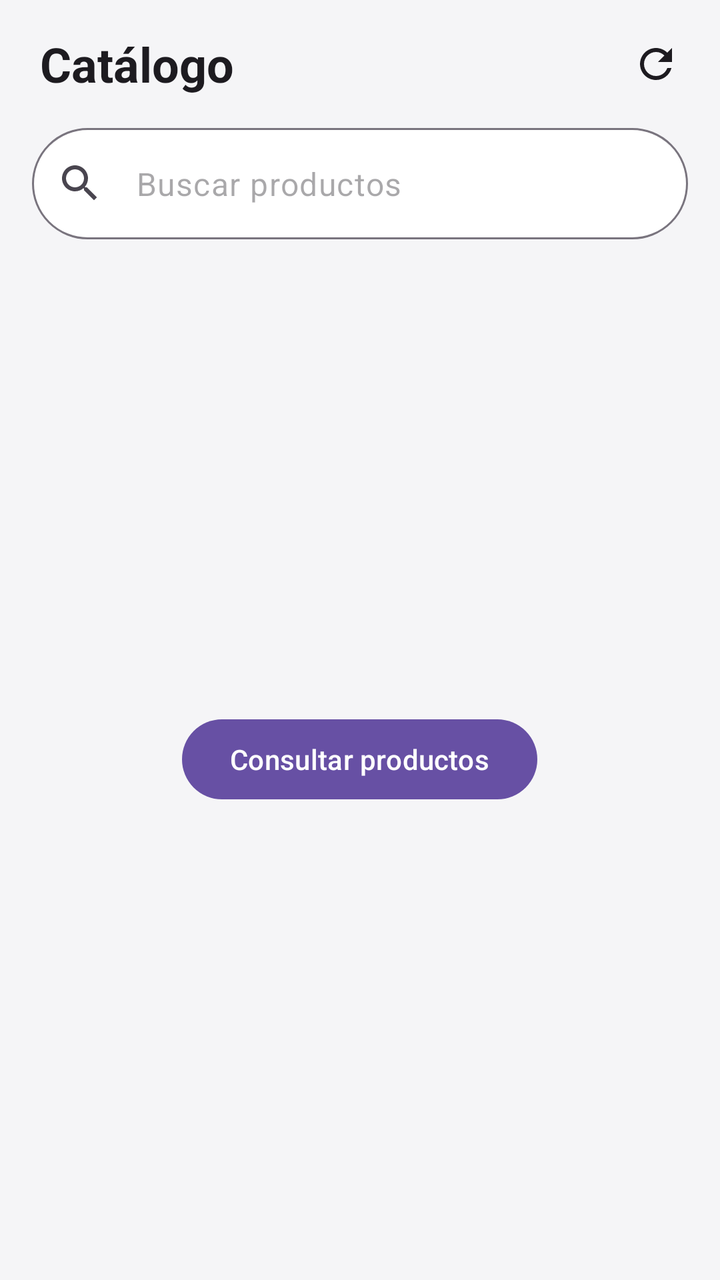
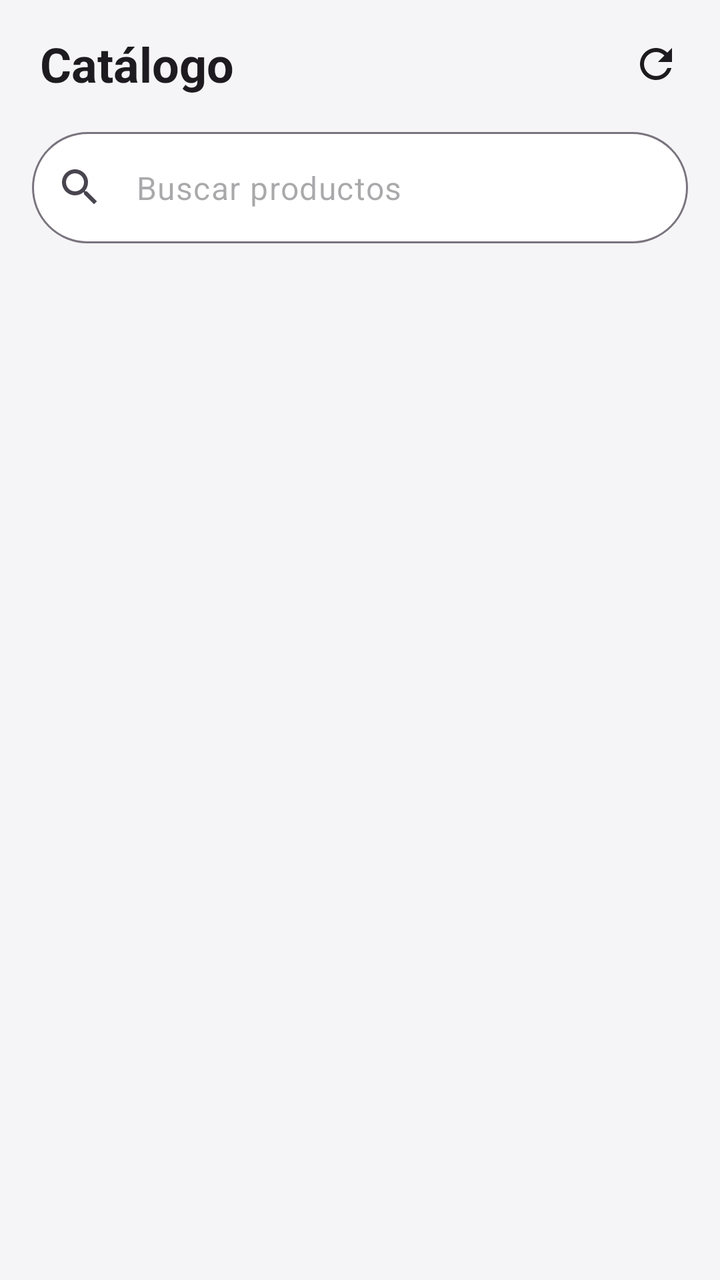

Two renders of the same Android screen: before a commit and after it. Below are the layout's source before the change and the commit's diff.
<!-- AndroidManifest.xml: application theme Theme.Examen03_DYVR -->
<!-- res/layout/activity_main.xml -->
<?xml version="1.0" encoding="utf-8"?>
<LinearLayout xmlns:android="http://schemas.android.com/apk/res/android"
    xmlns:app="http://schemas.android.com/apk/res-auto"
    xmlns:tools="http://schemas.android.com/tools"
    android:id="@+id/main"
    android:layout_width="match_parent"
    android:layout_height="match_parent"
    android:background="@color/fondo"
    android:orientation="vertical"
    tools:context=".MainActivity">

    
    <LinearLayout
        android:layout_width="match_parent"
        android:layout_height="64dp"
        android:gravity="center_vertical"
        android:paddingStart="20dp"
        android:paddingEnd="8dp">

        <TextView
            android:layout_width="0dp"
            android:layout_height="wrap_content"
            android:layout_weight="1"
            android:text="@string/catalogo"
            android:textAppearance="?attr/textAppearanceHeadlineSmall"
            android:textStyle="bold" />

        <ImageButton
            android:id="@+id/btnActualizar"
            android:layout_width="48dp"
            android:layout_height="48dp"
            android:background="?attr/selectableItemBackgroundBorderless"
            android:contentDescription="@string/actualizar"
            android:src="@drawable/ic_refresh"
            app:tint="?attr/colorOnSurface" />
    </LinearLayout>

    <com.google.android.material.textfield.TextInputLayout
        style="@style/Widget.Material3.TextInputLayout.OutlinedBox"
        android:layout_width="match_parent"
        android:layout_height="wrap_content"
        android:layout_marginHorizontal="16dp"
        android:hint="@string/buscar"
        app:boxBackgroundColor="@color/superficie"
        app:boxCornerRadiusBottomEnd="28dp"
        app:boxCornerRadiusBottomStart="28dp"
        app:boxCornerRadiusTopEnd="28dp"
        app:boxCornerRadiusTopStart="28dp"
        app:endIconMode="clear_text"
        app:hintEnabled="false"
        app:startIconDrawable="@drawable/ic_search">

        <com.google.android.material.textfield.TextInputEditText
            android:id="@+id/etBuscar"
            android:layout_width="match_parent"
            android:layout_height="wrap_content"
            android:hint="@string/buscar"
            android:imeOptions="actionSearch"
            android:inputType="text" />
    </com.google.android.material.textfield.TextInputLayout>

    <HorizontalScrollView
        android:layout_width="match_parent"
        android:layout_height="wrap_content"
        android:clipToPadding="false"
        android:paddingHorizontal="16dp"
        android:scrollbars="none">

        <com.google.android.material.chip.ChipGroup
            android:id="@+id/chipGroup"
            android:layout_width="wrap_content"
            android:layout_height="wrap_content"
            app:selectionRequired="true"
            app:singleLine="true"
            app:singleSelection="true" />
    </HorizontalScrollView>

    <FrameLayout
        android:layout_width="match_parent"
        android:layout_height="0dp"
        android:layout_weight="1">

        <androidx.recyclerview.widget.RecyclerView
            android:id="@+id/rvProductos"
            android:layout_width="match_parent"
            android:layout_height="match_parent"
            android:clipToPadding="false"
            android:paddingHorizontal="16dp"
            android:paddingTop="4dp"
            android:paddingBottom="16dp" />

        
        <Button
            android:id="@+id/btnConsultar"
            android:layout_width="wrap_content"
            android:layout_height="wrap_content"
            android:layout_gravity="center"
            android:text="@string/consultar" />

        <TextView
            android:id="@+id/tvSinResultados"
            android:layout_width="wrap_content"
            android:layout_height="wrap_content"
            android:layout_gravity="center"
            android:text="@string/sin_resultados"
            android:textColor="?attr/colorOnSurfaceVariant"
            android:visibility="gone" />

        <com.google.android.material.progressindicator.CircularProgressIndicator
            android:id="@+id/progressBar"
            android:layout_width="wrap_content"
            android:layout_height="wrap_content"
            android:layout_gravity="center"
            android:indeterminate="true"
            android:visibility="gone" />
    </FrameLayout>
</LinearLayout>
<!-- resources referenced by this layout -->
<resources>
  <color name="fondo">#F5F5F7</color>
  <color name="superficie">#FFFFFF</color>
  <!-- drawable ic_refresh (drawable) -->
  <vector xmlns:android="http://schemas.android.com/apk/res/android"
      android:width="24dp"
      android:height="24dp"
      android:viewportWidth="24"
      android:viewportHeight="24">
      <path
          android:fillColor="@android:color/white"
          android:pathData="M17.65,6.35C16.2,4.9 14.21,4 12,4c-4.42,0 -7.99,3.58 -7.99,8s3.57,8 7.99,8c3.73,0 6.84,-2.55 7.73,-6h-2.08c-0.82,2.33 -3.04,4 -5.65,4 -3.31,0 -6,-2.69 -6,-6s2.69,-6 6,-6c1.66,0 3.14,0.69 4.22,1.78L13,11h7V4l-2.35,2.35z" />
  </vector>
  <!-- drawable ic_search (drawable) -->
  <vector xmlns:android="http://schemas.android.com/apk/res/android"
      android:width="24dp"
      android:height="24dp"
      android:viewportWidth="24"
      android:viewportHeight="24">
      <path
          android:fillColor="@android:color/white"
          android:pathData="M15.5,14h-0.79l-0.28,-0.27C15.41,12.59 16,11.11 16,9.5 16,5.91 13.09,3 9.5,3S3,5.91 3,9.5 5.91,16 9.5,16c1.61,0 3.09,-0.59 4.23,-1.57l0.27,0.28v0.79l5,4.99L20.49,19l-4.99,-5zM9.5,14C7.01,14 5,11.99 5,9.5S7.01,5 9.5,5 14,7.01 14,9.5 11.99,14 9.5,14z" />
  </vector>
  <string name="actualizar">Actualizar</string>
  <string name="buscar">Buscar productos</string>
  <string name="catalogo">Catálogo</string>
  <string name="consultar">Consultar productos</string>
  <string name="sin_resultados">Sin resultados</string>
  <style name="Theme.Examen03_DYVR" parent="Base.Theme.Examen03_DYVR" />
  <style name="Base.Theme.Examen03_DYVR" parent="Theme.Material3.DayNight.NoActionBar">
          
          
      </style>
</resources>

<!-- the commit's change to res/layout/activity_main.xml (unified diff, before → after) -->
@@ -35,12 +35,35 @@
             app:tint="?attr/colorOnSurface" />
     </LinearLayout>
 
+    
+    <com.google.android.material.progressindicator.LinearProgressIndicator
+        android:id="@+id/progressBar"
+        android:layout_width="match_parent"
+        android:layout_height="wrap_content"
+        android:indeterminate="true"
+        android:visibility="invisible"
+        app:trackThickness="2dp" />
+
+    <androidx.coordinatorlayout.widget.CoordinatorLayout
+        android:layout_width="match_parent"
+        android:layout_height="0dp"
+        android:layout_weight="1">
+
+    <com.google.android.material.appbar.AppBarLayout
+        android:layout_width="match_parent"
+        android:layout_height="wrap_content"
+        android:background="@color/fondo"
+        app:elevation="0dp"
+        app:liftOnScroll="false">
+
+    
     <com.google.android.material.textfield.TextInputLayout
         style="@style/Widget.Material3.TextInputLayout.OutlinedBox"
         android:layout_width="match_parent"
         android:layout_height="wrap_content"
         android:layout_marginHorizontal="16dp"
-        android:hint="@string/buscar"
+        android:layout_marginBottom="8dp"
+        app:layout_scrollFlags="scroll|enterAlways|snap"
         app:boxBackgroundColor="@color/superficie"
         app:boxCornerRadiusBottomEnd="28dp"
         app:boxCornerRadiusBottomStart="28dp"
@@ -74,11 +97,12 @@
             app:singleLine="true"
             app:singleSelection="true" />
     </HorizontalScrollView>
+    </com.google.android.material.appbar.AppBarLayout>
 
     <FrameLayout
         android:layout_width="match_parent"
-        android:layout_height="0dp"
-        android:layout_weight="1">
+        android:layout_height="match_parent"
+        app:layout_behavior="@string/appbar_scrolling_view_behavior">
 
         <androidx.recyclerview.widget.RecyclerView
             android:id="@+id/rvProductos"
@@ -90,28 +114,97 @@
             android:paddingBottom="16dp" />
 
         
-        <Button
-            android:id="@+id/btnConsultar"
+        <LinearLayout
+            android:id="@+id/skeleton"
+            android:layout_width="match_parent"
+            android:layout_height="match_parent"
+            android:orientation="vertical"
+            android:paddingHorizontal="16dp"
+            android:paddingTop="4dp"
+            android:visibility="gone">
+
+            <include layout="@layout/item_skeleton" />
+
+            <include layout="@layout/item_skeleton" />
+
+            <include layout="@layout/item_skeleton" />
+
+            <include layout="@layout/item_skeleton" />
+
+            <include layout="@layout/item_skeleton" />
+        </LinearLayout>
+
+        <TextView
+            android:id="@+id/tvMensaje"
             android:layout_width="wrap_content"
             android:layout_height="wrap_content"
             android:layout_gravity="center"
-            android:text="@string/consultar" />
-
-        <TextView
-            android:id="@+id/tvSinResultados"
-            android:layout_width="wrap_content"
-            android:layout_height="wrap_content"
-            android:layout_gravity="center"
-            android:text="@string/sin_resultados"
+            android:gravity="center"
+            android:padding="24dp"
             android:textColor="?attr/colorOnSurfaceVariant"
             android:visibility="gone" />
-
-        <com.google.android.material.progressindicator.CircularProgressIndicator
-            android:id="@+id/progressBar"
-            android:layout_width="wrap_content"
-            android:layout_height="wrap_content"
-            android:layout_gravity="center"
-            android:indeterminate="true"
-            android:visibility="gone" />
     </FrameLayout>
+    </androidx.coordinatorlayout.widget.CoordinatorLayout>
 </LinearLayout>
+<!-- res/layout/item_skeleton.xml (included above) -->
+<?xml version="1.0" encoding="utf-8"?>
+<com.google.android.material.card.MaterialCardView xmlns:android="http://schemas.android.com/apk/res/android"
+    xmlns:app="http://schemas.android.com/apk/res-auto"
+    style="@style/Widget.Material3.CardView.Elevated"
+    android:layout_width="match_parent"
+    android:layout_height="wrap_content"
+    android:layout_marginBottom="12dp"
+    app:cardBackgroundColor="@color/superficie"
+    app:cardCornerRadius="16dp"
+    app:cardElevation="2dp">
+
+    <LinearLayout
+        android:layout_width="match_parent"
+        android:layout_height="wrap_content"
+        android:padding="12dp">
+
+        <View
+            android:layout_width="96dp"
+            android:layout_height="96dp"
+            android:background="@drawable/bg_skeleton" />
+
+        <LinearLayout
+            android:layout_width="0dp"
+            android:layout_height="wrap_content"
+            android:layout_marginStart="16dp"
+            android:layout_weight="1"
+            android:orientation="vertical">
+
+            <View
+                android:layout_width="56dp"
+                android:layout_height="16dp"
+                android:background="@drawable/bg_skeleton" />
+
+            <View
+                android:layout_width="match_parent"
+                android:layout_height="18dp"
+                android:layout_marginTop="8dp"
+                android:layout_marginEnd="32dp"
+                android:background="@drawable/bg_skeleton" />
+
+            <View
+                android:layout_width="match_parent"
+                android:layout_height="12dp"
+                android:layout_marginTop="8dp"
+                android:background="@drawable/bg_skeleton" />
+
+            <View
+                android:layout_width="match_parent"
+                android:layout_height="12dp"
+                android:layout_marginTop="4dp"
+                android:layout_marginEnd="64dp"
+                android:background="@drawable/bg_skeleton" />
+
+            <View
+                android:layout_width="72dp"
+                android:layout_height="20dp"
+                android:layout_marginTop="8dp"
+                android:background="@drawable/bg_skeleton" />
+        </LinearLayout>
+    </LinearLayout>
+</com.google.android.material.card.MaterialCardView>
<!-- resource entries referenced after the edit -->
@@ -2,6 +2,12 @@
 <resources>
   <color name="fondo">#F5F5F7</color>
   <color name="superficie">#FFFFFF</color>
+  <!-- drawable bg_skeleton (drawable) -->
+  <?xml version="1.0" encoding="utf-8"?>
+  <shape xmlns:android="http://schemas.android.com/apk/res/android">
+      <corners android:radius="6dp" />
+      <solid android:color="@color/skeleton" />
+  </shape>
   <!-- drawable ic_refresh (drawable) -->
   <vector xmlns:android="http://schemas.android.com/apk/res/android"
       android:width="24dp"
@@ -25,9 +31,8 @@
   <string name="actualizar">Actualizar</string>
   <string name="buscar">Buscar productos</string>
   <string name="catalogo">Catálogo</string>
-  <string name="consultar">Consultar productos</string>
-  <string name="sin_resultados">Sin resultados</string>
   <style name="Theme.Examen03_DYVR" parent="Base.Theme.Examen03_DYVR" />
+  <color name="skeleton">#E6E6EA</color>
   <style name="Base.Theme.Examen03_DYVR" parent="Theme.Material3.DayNight.NoActionBar">
           
           
